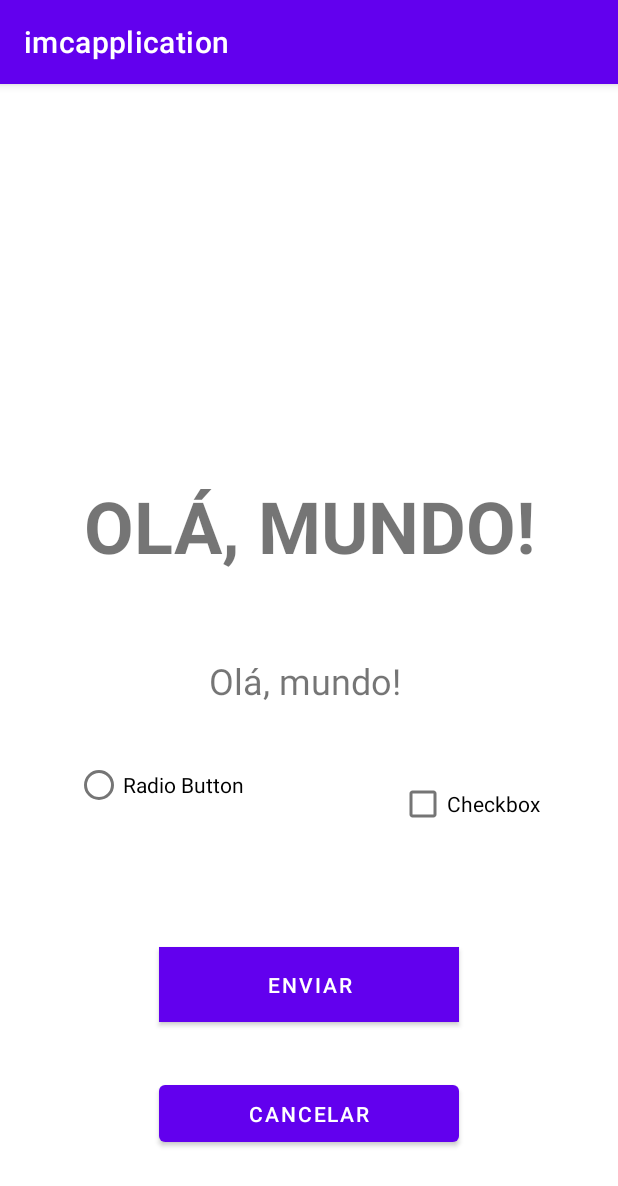
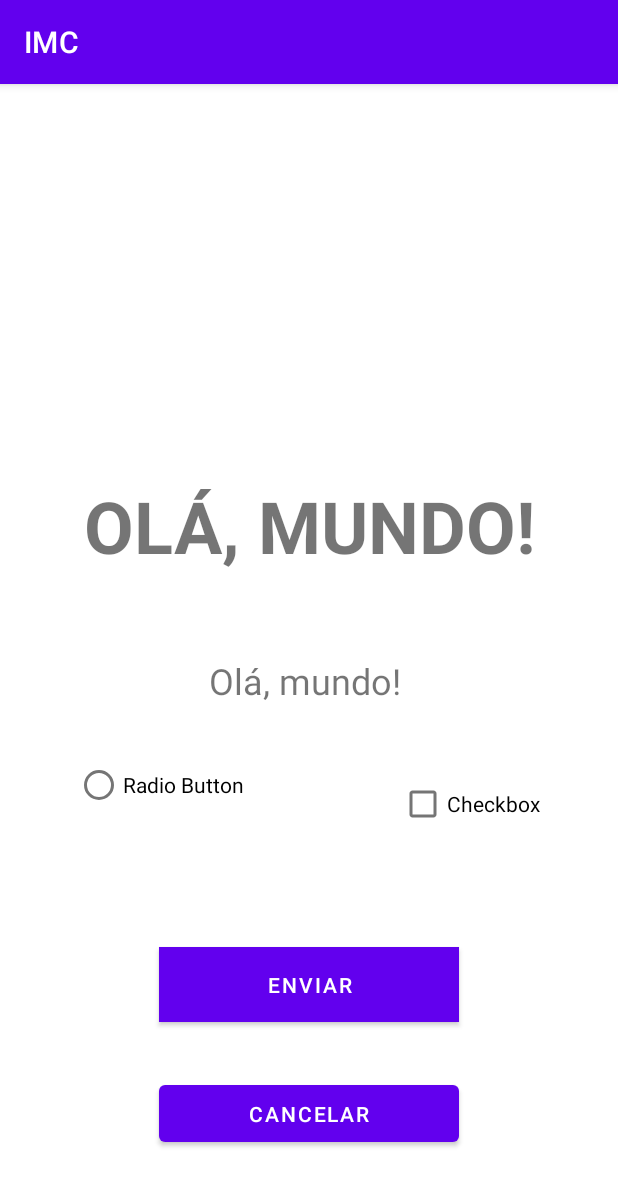
Before and after one commit to brgillian/dioeveriskotlin, an Android app: the screen it shows after launch (MainActivity), on a phone screen of 412 x 824 dp. Shown: the top 1186 px of the screen. Run offline under Robolectric (Android 15) with nearby library versions, the phone set to English and light mode, and no system bars.

Commit message:
icones, strings, themes

```diff
--- a/c12PrimeiroApp/app/src/main/res/layout/activity_main.xml
+++ b/c12PrimeiroApp/app/src/main/res/layout/activity_main.xml
@@ -9,7 +9,7 @@
     <TextView
         android:layout_width="311dp"
         android:layout_height="114dp"
-        android:text="Olá, mundo!"
+        android:text="@string/ola_mundo"
         android:textAlignment="center"
         android:textAllCaps="true"
         android:textSize="48sp"
--- a/c12PrimeiroApp/app/src/main/res/values/strings.xml
+++ b/c12PrimeiroApp/app/src/main/res/values/strings.xml
@@ -1,3 +1,4 @@
 <resources>
-    <string name="app_name">imcapplication</string>
+    <string name="app_name">IMC</string>
+    <string name="ola_mundo">Olá, mundo!</string>
 </resources>
```
